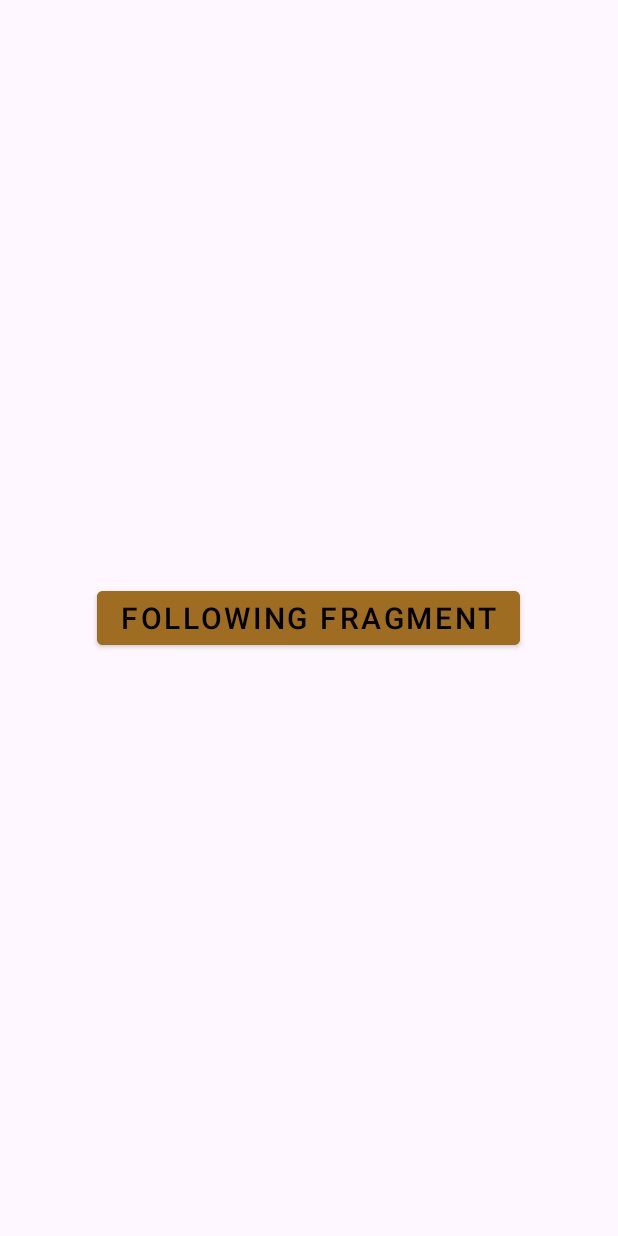
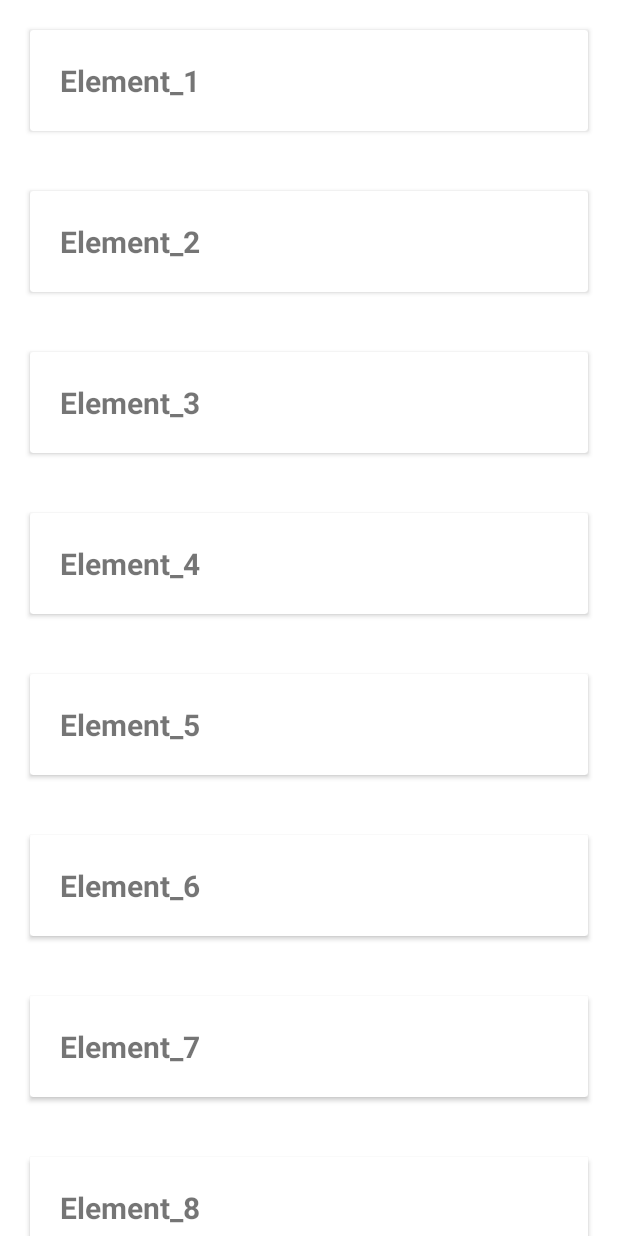
Before and after one commit to KirillTalashko/Calculator, an Android app: the BlankFragment screen opened through its navigation route, on a phone screen of 412 x 824 dp. Run offline under Robolectric (Android 15) with nearby library versions, the phone set to English and light mode, and no system bars.

Commit message:
I did one activity Configured navigation Theme fix bug Add RecyclerView

```diff
--- a/app/src/main/AndroidManifest.xml
+++ b/app/src/main/AndroidManifest.xml
@@ -10,7 +10,7 @@
         android:label="@string/app_name"
         android:roundIcon="@mipmap/ic_launcher_round"
         android:supportsRtl="true"
-        android:theme="@style/Theme.Calculator"
+        android:theme="@style/AppThemeLight"
         tools:targetApi="31" >
         <activity
             android:name=".MainActivity"
--- /dev/null
+++ b/app/src/main/java/com/example/calculator/Adapter.kt
@@ -0,0 +1,30 @@
+package com.example.calculator
+
+import android.view.LayoutInflater
+import android.view.View
+import android.view.ViewGroup
+import android.widget.TextView
+import androidx.recyclerview.widget.RecyclerView
+
+class Adapter(private  val recyclerList: List<String>): RecyclerView.Adapter<Adapter.MyViewHolder>() {
+
+    class MyViewHolder(itemLayout : View) : RecyclerView.ViewHolder(itemLayout) {
+        private val text : TextView = itemLayout.findViewById(R.id.text_item)
+        fun bind(recyclerList: String){
+            text.text = recyclerList
+        }
+    }
+
+    override fun onCreateViewHolder(parent: ViewGroup, viewType: Int): MyViewHolder {
+        val view = LayoutInflater.from(parent.context).inflate(R.layout.text_row_item, parent ,false)
+        return MyViewHolder(view)
+    }
+
+    override fun getItemCount(): Int {
+        return recyclerList.size
+    }
+
+    override fun onBindViewHolder(holder: MyViewHolder, position: Int) {
+        holder.bind(recyclerList[position])
+    }
+}
--- a/app/src/main/java/com/example/calculator/BlankFragment.kt
+++ b/app/src/main/java/com/example/calculator/BlankFragment.kt
@@ -5,26 +5,53 @@ import androidx.fragment.app.Fragment
 import android.view.LayoutInflater
 import android.view.View
 import android.view.ViewGroup
-import android.widget.Button
-import android.widget.TextView
-import androidx.navigation.fragment.findNavController
+import com.example.calculator.databinding.FragmentBlankBinding
 
 class BlankFragment : Fragment() {
-    private lateinit var viewRoot: View
+    private var _binding: FragmentBlankBinding? = null
+    private val adapter by lazy {
+        Adapter(
+            recyclerList
+        )
+    }
+    private val binding
+        get() = _binding!!
+
+    private val recyclerList = listOf(
+        "Element_1",
+        "Element_2",
+        "Element_3",
+        "Element_4",
+        "Element_5",
+        "Element_6",
+        "Element_7",
+        "Element_8",
+        "Element_9",
+        "Element_10"
+    )
 
     override fun onCreateView(
         inflater: LayoutInflater, container: ViewGroup?,
         savedInstanceState: Bundle?
-    ): View? {
-        viewRoot = inflater.inflate(R.layout.fragment_blank, container, false)
-        return viewRoot
+    ): View {
+        _binding = FragmentBlankBinding.inflate(inflater)
+        return binding.root
     }
 
     override fun onViewCreated(view: View, savedInstanceState: Bundle?) {
         super.onViewCreated(view, savedInstanceState)
-        viewRoot.findViewById<Button>(R.id.button_text).setOnClickListener {
-            findNavController().navigate(BlankFragmentDirections.actionBlankFragmentToBlankFragment2())
+        initRecyclerView()
+    }
+
+    private fun initRecyclerView() {
+        binding.apply {
+            rcView.adapter = adapter
         }
     }
 
+    override fun onDestroy() {
+        super.onDestroy()
+        _binding = null
+    }
+
 }
--- a/app/src/main/java/com/example/calculator/HomeFragment.kt
+++ b/app/src/main/java/com/example/calculator/HomeFragment.kt
@@ -25,11 +25,12 @@ class HomeFragment : Fragment() {
     private val binding
         get() = _binding!!
 
+
     override fun onCreateView(
         inflater: LayoutInflater,
         container: ViewGroup?,
         savedInstanceState: Bundle?
-    ): View? {
+    ): View {
         _binding = FragmentHomeBinding.inflate(inflater)
         return binding.root
     }
--- a/app/src/main/java/com/example/calculator/MainActivity.kt
+++ b/app/src/main/java/com/example/calculator/MainActivity.kt
@@ -3,13 +3,16 @@ package com.example.calculator
 import android.content.Intent
 import android.os.Bundle
 import android.util.Log
+import android.view.View
 import android.widget.Button
 import android.widget.TextView
 import androidx.activity.enableEdgeToEdge
 import androidx.appcompat.app.AppCompatActivity
+import androidx.appcompat.app.AppCompatDelegate
 import androidx.core.view.ViewCompat
 import androidx.core.view.WindowInsetsCompat
 import androidx.navigation.fragment.NavHostFragment
+import com.example.calculator.R.layout.fragment_home
 import com.example.calculator.databinding.ActivityMainBinding
 
 class MainActivity : AppCompatActivity() {
@@ -19,16 +22,18 @@ class MainActivity : AppCompatActivity() {
     }
 
     override fun onCreate(savedInstanceState: Bundle?) {
-        super.onCreate(savedInstanceState)
-        setContentView(R.layout.activity_main)
         when(Settings.loadTheme(this)){
             2 -> {
                 setTheme(R.style.AppThemeDark)
+                AppCompatDelegate.setDefaultNightMode(AppCompatDelegate.MODE_NIGHT_YES)
             }
             else -> {
                 setTheme(R.style.AppThemeLight)
+                AppCompatDelegate.setDefaultNightMode(AppCompatDelegate.MODE_NIGHT_NO)
             }
         }
+        super.onCreate(savedInstanceState)
+        setContentView(R.layout.activity_main)
         (supportFragmentManager.findFragmentById(R.id.container_1) as NavHostFragment).navController
     }
 
--- a/app/src/main/java/com/example/calculator/Settings.kt
+++ b/app/src/main/java/com/example/calculator/Settings.kt
@@ -9,6 +9,6 @@ object Settings {
         context.getSharedPreferences(THEME,Context.MODE_PRIVATE).edit().putInt(KEY_THEME,theme).apply()
     }
     fun loadTheme(context: Context): Int {
-        return context.getSharedPreferences(THEME,Context.MODE_PRIVATE).getInt(THEME,1)
+        return context.getSharedPreferences(THEME,Context.MODE_PRIVATE).getInt(KEY_THEME,1)
     }
 }
--- a/app/src/main/java/com/example/calculator/SettingsFragment.kt
+++ b/app/src/main/java/com/example/calculator/SettingsFragment.kt
@@ -1,6 +1,7 @@
 package com.example.calculator
 
 import android.os.Bundle
+import android.util.Log
 import androidx.fragment.app.Fragment
 import android.view.LayoutInflater
 import android.view.View
@@ -33,25 +34,28 @@ class SettingsFragment : Fragment() {
         ).show()
         when (Settings.loadTheme(requireContext())) {
             2 -> {
-                requireContext().setTheme(R.style.AppThemeDark)
                 binding.radioButtonLightStyle.isChecked = false
                 binding.radioButtonNightStyle.isChecked = true
             }
 
             else -> {
-                requireContext().setTheme(R.style.AppThemeLight)
                 binding.radioButtonLightStyle.isChecked = true
                 binding.radioButtonNightStyle.isChecked = false
             }
         }
-        binding.radio.setOnCheckedChangeListener { _, checkedId ->
-            when (checkedId) {
-                R.id.radioButtonNightStyle -> Settings.saveTheme(requireContext(), 2)
-                R.id.radioButtonLightStyle -> Settings.saveTheme(requireContext(), 1)
-                else -> Settings.saveTheme(requireContext(), 1)
-            }
+
+        binding.radioButtonLightStyle.setOnClickListener {
+            Settings.saveTheme(requireContext(), 1)
+            Log.i("Tag", "${Settings.loadTheme(requireContext())}")
+            requireActivity().recreate()
+
+        }
+        binding.radioButtonNightStyle.setOnClickListener {
+            Settings.saveTheme(requireContext(), 2)
+            Log.i("Tag", "${Settings.loadTheme(requireContext())}")
             requireActivity().recreate()
         }
+
         binding.ivBack.setOnClickListener {
             findNavController().navigateUp()
         }
--- a/app/src/main/res/layout/fragment_blank.xml
+++ b/app/src/main/res/layout/fragment_blank.xml
@@ -1,19 +1,15 @@
 <?xml version="1.0" encoding="utf-8"?>
-<FrameLayout xmlns:android="http://schemas.android.com/apk/res/android"
-    xmlns:tools="http://schemas.android.com/tools"
+<LinearLayout xmlns:android="http://schemas.android.com/apk/res/android"
     android:layout_width="match_parent"
     android:layout_height="match_parent"
-    android:id="@+id/blank_1"
-    tools:context=".BlankFragment">
-
-    <Button
-        android:id="@+id/button_text"
-        android:layout_width="wrap_content"
-        android:layout_height="wrap_content"
-        android:layout_gravity="center"
-        android:text="@string/blank_fragment"
-        android:textColor="@color/black"
-        android:textSize="20sp"
-        android:backgroundTint="@color/brown"/>
-
-</FrameLayout>
+    xmlns:app="http://schemas.android.com/apk/res-auto"
+    xmlns:tools="http://schemas.android.com/tools"
+    android:orientation="horizontal">
+    <androidx.recyclerview.widget.RecyclerView
+        android:id="@+id/rcView"
+        android:layout_width="match_parent"
+        android:layout_height="match_parent"
+        app:layoutManager="androidx.recyclerview.widget.LinearLayoutManager"
+        tools:listitem="@layout/text_row_item"
+        tools:itemCount="5"/>
+</LinearLayout>
--- /dev/null
+++ b/app/src/main/res/layout/text_row_item.xml
@@ -0,0 +1,24 @@
+<?xml version="1.0" encoding="utf-8"?>
+<androidx.cardview.widget.CardView
+    xmlns:android="http://schemas.android.com/apk/res/android"
+    xmlns:app="http://schemas.android.com/apk/res-auto"
+    android:layout_width="match_parent"
+    android:layout_height="wrap_content"
+    android:layout_margin="20dp">
+
+    <LinearLayout
+        android:layout_width="match_parent"
+        android:layout_height="wrap_content"
+        android:orientation="horizontal"
+        android:padding="10dp">
+
+        <TextView
+            android:id="@+id/text_item"
+            android:layout_width="wrap_content"
+            android:layout_height="wrap_content"
+            android:layout_margin="10dp"
+            android:text="Item"
+            android:textSize="20sp"
+            android:textStyle = "bold" />
+    </LinearLayout>
+</androidx.cardview.widget.CardView>
--- a/app/src/main/res/values/themes.xml
+++ b/app/src/main/res/values/themes.xml
@@ -1,19 +1,12 @@
 <resources xmlns:tools="http://schemas.android.com/tools">
-    <!-- Base application theme. -->
-    <style name="Base.Theme.Calculator" parent="Theme.Material3.DayNight.NoActionBar">
-        <!-- Customize your light theme here. -->
-        <!-- <item name="colorPrimary">@color/my_light_primary</item> -->
-    </style>
-    <style name="AppThemeLight" parent="Theme.MaterialComponents.DayNight.NoActionBar.Bridge">
+    <style name="AppThemeLight" parent="Theme.MaterialComponents.DayNight.NoActionBar">
         <item name="colorPrimary">#e91e63</item>
         <item name="colorPrimaryDark">#b0003a</item>
         <item name="colorAccent">#ff6090</item>
     </style>
-    <style name="AppThemeDark" parent="Theme.MaterialComponents">
+    <style name="AppThemeDark" parent="Theme.AppCompat.DayNight.NoActionBar">
         <item name="colorPrimary">#182CE3</item>
         <item name="colorPrimaryDark">#140259</item>
         <item name="colorAccent">#5D90EA</item>
     </style>
-
-    <style name="Theme.Calculator" parent="Base.Theme.Calculator" />
 </resources>
```
